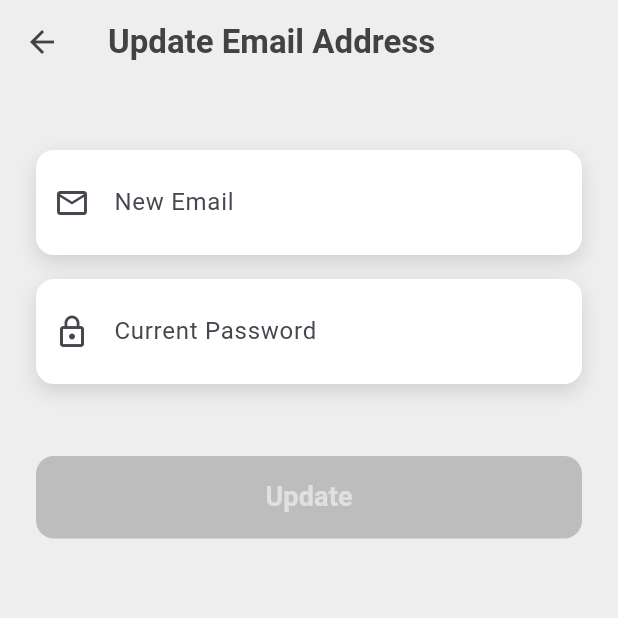
After one commit to SAKKalinduS/Biomark, a Flutter app: the UpdateEmailScreen screen opened directly, on a phone screen of 412 x 824 dp, the top half of it. The commit adds this screen. Run offline on Flutter 3.47's test engine with Material 3 defaults, Android fonts, the phone set to English and light mode, and no system bars; our stand-ins replace sqflite; missing offline and left inert: encrypt, mongo_dart; accounts and stored records are empty.

Commit message:
create change_email_screen

```diff
--- /dev/null
+++ b/lib/screens/email_change_screen.dart
@@ -0,0 +1,224 @@
+import 'package:flutter/material.dart';
+import 'package:provider/provider.dart';
+import '../services/auth_service.dart';
+
+class UpdateEmailScreen extends StatefulWidget {
+  @override
+  _UpdateEmailScreenState createState() => _UpdateEmailScreenState();
+}
+
+class _UpdateEmailScreenState extends State<UpdateEmailScreen> {
+  final _formKey = GlobalKey<FormState>();
+  final _emailController = TextEditingController();
+  final _passwordController = TextEditingController();
+  String? _emailError;
+  String? _passwordError;
+  bool _isLoading = false;
+  bool _isEmailValid = false;
+  bool _isFormValid = false;
+
+  @override
+  void initState() {
+    super.initState();
+    _emailController.addListener(_validateForm);
+    _passwordController.addListener(_validateForm);
+  }
+
+  @override
+  void dispose() {
+    _emailController.removeListener(_validateForm);
+    _passwordController.removeListener(_validateForm);
+    _emailController.dispose();
+    _passwordController.dispose();
+    super.dispose();
+  }
+
+  void _validateForm() {
+    final emailRegex = RegExp(r'^[\w-\.]+@([\w-]+\.)+[\w-]{2,4}$');
+    setState(() {
+      _isEmailValid = emailRegex.hasMatch(_emailController.text);
+      _emailError = !_isEmailValid && _emailController.text.isNotEmpty
+          ? 'Please enter a valid email address'
+          : null;
+      _isFormValid = _isEmailValid &&
+          _emailController.text.isNotEmpty &&
+          _passwordController.text.isNotEmpty;
+    });
+  }
+
+  Widget _buildErrorText(String? error) {
+    if (error == null || error.isEmpty) return SizedBox.shrink();
+    return Padding(
+      padding: EdgeInsets.only(left: 12, top: 6),
+      child: Text(
+        error,
+        style: TextStyle(
+          color: Colors.red.shade700,
+          fontSize: 12,
+        ),
+      ),
+    );
+  }
+
+  Widget _buildTextField({
+    required TextEditingController controller,
+    required String label,
+    bool isPassword = false,
+    TextInputType? keyboardType,
+    IconData? icon,
+    String? errorText,
+  }) {
+    return Column(
+      crossAxisAlignment: CrossAxisAlignment.start,
+      children: [
+        Container(
+          decoration: BoxDecoration(
+            color: Colors.white,
+            borderRadius: BorderRadius.circular(12),
+            border: errorText != null
+                ? Border.all(color: Colors.red.shade300, width: 1)
+                : null,
+            boxShadow: [
+              BoxShadow(
+                color: Colors.black12,
+                blurRadius: 10,
+                offset: Offset(0, 5),
+              ),
+            ],
+          ),
+          child: TextField(
+            controller: controller,
+            obscureText: isPassword,
+            keyboardType: keyboardType,
+            decoration: InputDecoration(
+              labelText: label,
+              prefixIcon: Icon(
+                icon ?? Icons.person_outline,
+                color: errorText != null ? Colors.red.shade300 : null,
+              ),
+              labelStyle: TextStyle(
+                color: errorText != null ? Colors.red.shade300 : null,
+              ),
+              border: InputBorder.none,
+              contentPadding: EdgeInsets.symmetric(horizontal: 20, vertical: 15),
+            ),
+          ),
+        ),
+        _buildErrorText(errorText),
+        SizedBox(height: 16), // Space after error message
+      ],
+    );
+  }
+
+  void _handleEmailChange() async {
+    if (_formKey.currentState!.validate() && _isFormValid) {
+      setState(() {
+        _isLoading = true;
+        _passwordError = null;
+      });
+
+      try {
+        final result = await Provider.of<AuthService>(context, listen: false)
+            .changeEmail(_emailController.text, _passwordController.text);
+
+        if (result['success']) {
+          Navigator.pop(context);
+        } else {
+          setState(() {
+            _passwordError = result['error'];
+          });
+        }
+      } catch (error) {
+        setState(() {
+          _passwordError = error.toString();
+        });
+      } finally {
+        setState(() {
+          _isLoading = false;
+        });
+      }
+    }
+  }
+
+  @override
+  Widget build(BuildContext context) {
+    return Scaffold(
+      backgroundColor: Colors.grey[200],
+      appBar: AppBar(
+        backgroundColor: Colors.transparent,
+        elevation: 0,
+        leading: IconButton(
+          icon: Icon(Icons.arrow_back, color: Colors.grey[800]),
+          onPressed: () => Navigator.pop(context),
+        ),
+        title: Text(
+          'Update Email Address',
+          style: TextStyle(
+            color: Colors.grey[800],
+            fontWeight: FontWeight.bold,
+          ),
+        ),
+      ),
+      body: Container(
+        child: SafeArea(
+          child: SingleChildScrollView(
+            child: Padding(
+              padding: EdgeInsets.all(24.0),
+              child: Form(
+                key: _formKey,
+                child: Column(
+                  crossAxisAlignment: CrossAxisAlignment.stretch,
+                  children: [
+                    SizedBox(height: 20),
+                    _buildTextField(
+                      controller: _emailController,
+                      label: 'New Email',
+                      keyboardType: TextInputType.emailAddress,
+                      icon: Icons.email_outlined,
+                      errorText: _emailError,
+                    ),
+                    _buildTextField(
+                      controller: _passwordController,
+                      label: 'Current Password',
+                      isPassword: true,
+                      icon: Icons.lock_outline,
+                      errorText: _passwordError,
+                    ),
+                    SizedBox(height: 32),
+                    SizedBox(
+                      height: 55,
+                      child: ElevatedButton(
+                        style: ElevatedButton.styleFrom(
+                          backgroundColor: Colors.grey[800],
+                          foregroundColor: Colors.white,
+                          shape: RoundedRectangleBorder(
+                            borderRadius: BorderRadius.circular(12),
+                          ),
+                          elevation: 5,
+                          disabledBackgroundColor: Colors.grey[400],
+                          disabledForegroundColor: Colors.grey[300],
+                        ),
+                        child: _isLoading
+                            ? CircularProgressIndicator(color: Colors.white)
+                            : Text(
+                          'Update',
+                          style: TextStyle(
+                            fontSize: 18,
+                            fontWeight: FontWeight.bold,
+                          ),
+                        ),
+                        onPressed: (_isLoading || !_isFormValid)
+                            ? null
+                            : _handleEmailChange,
+                      ),
+                    ),
+                  ],
+                ),
+              ),
+            ),
+          ),
+        ),
+      ),
+    );
+  }
+}
--- a/lib/screens/profile_screen.dart
+++ b/lib/screens/profile_screen.dart
@@ -2,6 +2,7 @@ import 'package:flutter/material.dart';
 import 'package:provider/provider.dart';
 import '../services/auth_service.dart';
 import '../models/user.dart';
+import 'email_change_screen.dart';
 
 class ProfileScreen extends StatelessWidget {
   Widget _buildInfoCard(String label, String value) {
@@ -127,7 +128,7 @@ class ProfileScreen extends StatelessWidget {
                           elevation: 5,
                         ),
                         child: Text(
-                          'Update Profile',
+                          'Update Email Address',
                           style: TextStyle(
                             fontSize: 18,
                             fontWeight: FontWeight.bold,
@@ -135,6 +136,12 @@ class ProfileScreen extends StatelessWidget {
                         ),
                         onPressed: () {
                           // Implement profile update functionality
+                          Navigator.push(
+                            context,
+                            MaterialPageRoute(
+                              builder: (context) => UpdateEmailScreen(),
+                            ),
+                          );
                         },
                       ),
                     ),
```
